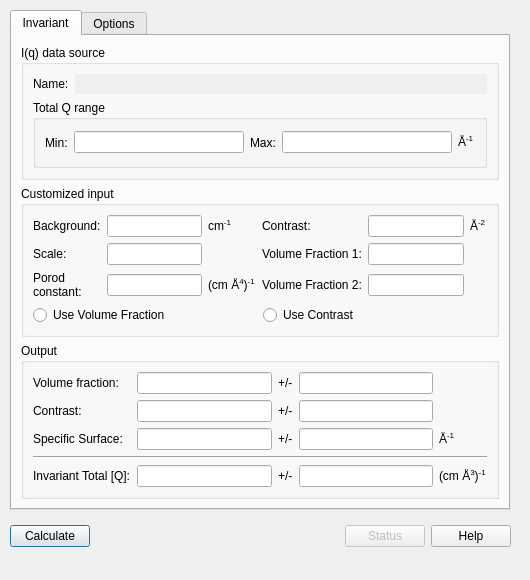
This is src/sas/qtgui/Perspectives/Invariant/UI/TabbedInvariantUI.ui in SasView/sasview as Qt 5 draws it before an edit. The edited form follows.
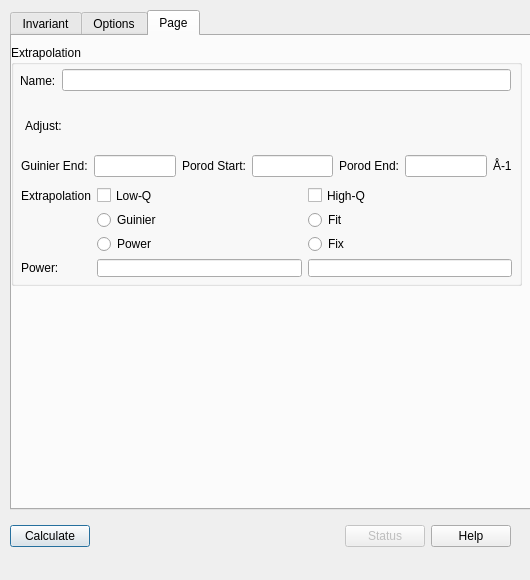
This is the edited form.

Commit message: Adds Corfunc Slider to UI

The edit to the form file:
```diff
--- a/src/sas/qtgui/Perspectives/Invariant/UI/TabbedInvariantUI.ui
+++ b/src/sas/qtgui/Perspectives/Invariant/UI/TabbedInvariantUI.ui
@@ -30,7 +30,7 @@
     <rect>
      <x>10</x>
      <y>10</y>
-     <width>500</width>
+     <width>547</width>
      <height>500</height>
     </rect>
    </property>
@@ -47,7 +47,7 @@
     </size>
    </property>
    <property name="currentIndex">
-    <number>0</number>
+    <number>2</number>
    </property>
    <widget class="QWidget" name="tabMain">
     <attribute name="title">
@@ -804,6 +804,200 @@
      </item>
     </layout>
    </widget>
+   <widget class="QWidget" name="tabExtrapolation">
+    <attribute name="title">
+     <string>Page</string>
+    </attribute>
+    <widget class="QGroupBox" name="groupBox_5">
+     <property name="geometry">
+      <rect>
+       <x>-1</x>
+       <y>9</y>
+       <width>511</width>
+       <height>241</height>
+      </rect>
+     </property>
+     <property name="title">
+      <string>Extrapolation</string>
+     </property>
+     <widget class="QWidget" name="horizontalLayoutWidget">
+      <property name="geometry">
+       <rect>
+        <x>9</x>
+        <y>20</y>
+        <width>491</width>
+        <height>31</height>
+       </rect>
+      </property>
+      <layout class="QHBoxLayout" name="horizontalLayout_10">
+       <item>
+        <widget class="QLabel" name="labelName">
+         <property name="text">
+          <string>Name:</string>
+         </property>
+        </widget>
+       </item>
+       <item>
+        <widget class="QLineEdit" name="txtFileName"/>
+       </item>
+      </layout>
+     </widget>
+     <widget class="QWidget" name="gridLayoutWidget">
+      <property name="geometry">
+       <rect>
+        <x>10</x>
+        <y>110</y>
+        <width>491</width>
+        <height>22</height>
+       </rect>
+      </property>
+      <layout class="QGridLayout" name="gridLayout_4">
+       <item row="0" column="5">
+        <widget class="QLineEdit" name="txtPorodEnd"/>
+       </item>
+       <item row="0" column="1">
+        <widget class="QLineEdit" name="txtGuinierEnd"/>
+       </item>
+       <item row="0" column="3">
+        <widget class="QLineEdit" name="txtPorodStart"/>
+       </item>
+       <item row="0" column="4">
+        <widget class="QLabel" name="labelPorodEnd">
+         <property name="text">
+          <string>Porod End:</string>
+         </property>
+        </widget>
+       </item>
+       <item row="0" column="2">
+        <widget class="QLabel" name="labelPorodStart">
+         <property name="text">
+          <string>Porod Start:</string>
+         </property>
+        </widget>
+       </item>
+       <item row="0" column="0">
+        <widget class="QLabel" name="labelGuinierEnd">
+         <property name="text">
+          <string>Guinier End:</string>
+         </property>
+        </widget>
+       </item>
+       <item row="0" column="6">
+        <widget class="QLabel" name="labelUnits">
+         <property name="text">
+          <string>Å-1</string>
+         </property>
+        </widget>
+       </item>
+      </layout>
+     </widget>
+     <widget class="QWidget" name="horizontalLayoutWidget_2">
+      <property name="geometry">
+       <rect>
+        <x>9</x>
+        <y>60</y>
+        <width>491</width>
+        <height>41</height>
+       </rect>
+      </property>
+      <layout class="QHBoxLayout" name="sliderLayout">
+      <property name="leftMargin">
+        <number>5</number>
+        </property>
+        <property name="topMargin">
+        <number>10</number>
+        </property>
+        <property name="rightMargin">
+        <number>5</number>
+        </property>
+        <property name="bottomMargin">
+        <number>10</number>
+        </property>
+       <item>
+        <widget class="QLabel" name="label_7">
+         <property name="text">
+          <string>Adjust:</string>
+         </property>
+        </widget>
+       </item>
+      </layout>
+     </widget>
+    </widget>
+    <widget class="QWidget" name="gridLayoutWidget_2">
+     <property name="geometry">
+      <rect>
+       <x>9</x>
+       <y>150</y>
+       <width>491</width>
+       <height>91</height>
+      </rect>
+     </property>
+     <layout class="QGridLayout" name="gridLayout_9">
+      <item row="0" column="1">
+       <widget class="QCheckBox" name="lowQ">
+        <property name="text">
+         <string>Low-Q</string>
+        </property>
+       </widget>
+      </item>
+      <item row="1" column="1">
+       <widget class="QRadioButton" name="lowQGuinier">
+        <property name="text">
+         <string>Guinier</string>
+        </property>
+       </widget>
+      </item>
+      <item row="1" column="2">
+       <widget class="QRadioButton" name="highQFit">
+        <property name="text">
+         <string>Fit</string>
+        </property>
+       </widget>
+      </item>
+      <item row="0" column="2">
+       <widget class="QCheckBox" name="highQ">
+        <property name="text">
+         <string>High-Q</string>
+        </property>
+       </widget>
+      </item>
+      <item row="2" column="1">
+       <widget class="QRadioButton" name="lowQPower">
+        <property name="text">
+         <string>Power</string>
+        </property>
+       </widget>
+      </item>
+      <item row="2" column="2">
+       <widget class="QRadioButton" name="highQFix">
+        <property name="text">
+         <string>Fix</string>
+        </property>
+       </widget>
+      </item>
+      <item row="0" column="0">
+       <widget class="QLabel" name="label_11">
+        <property name="text">
+         <string>Extrapolation</string>
+        </property>
+       </widget>
+      </item>
+      <item row="3" column="1">
+       <widget class="QLineEdit" name="txtLowQPower"/>
+      </item>
+      <item row="3" column="2">
+       <widget class="QLineEdit" name="txtHighQPower"/>
+      </item>
+      <item row="3" column="0">
+       <widget class="QLabel" name="label_15">
+        <property name="text">
+         <string>Power:</string>
+        </property>
+       </widget>
+      </item>
+     </layout>
+    </widget>
+   </widget>
   </widget>
   <widget class="QWidget" name="layoutWidget">
    <property name="geometry">
```
The commit also changes 2 other files.
